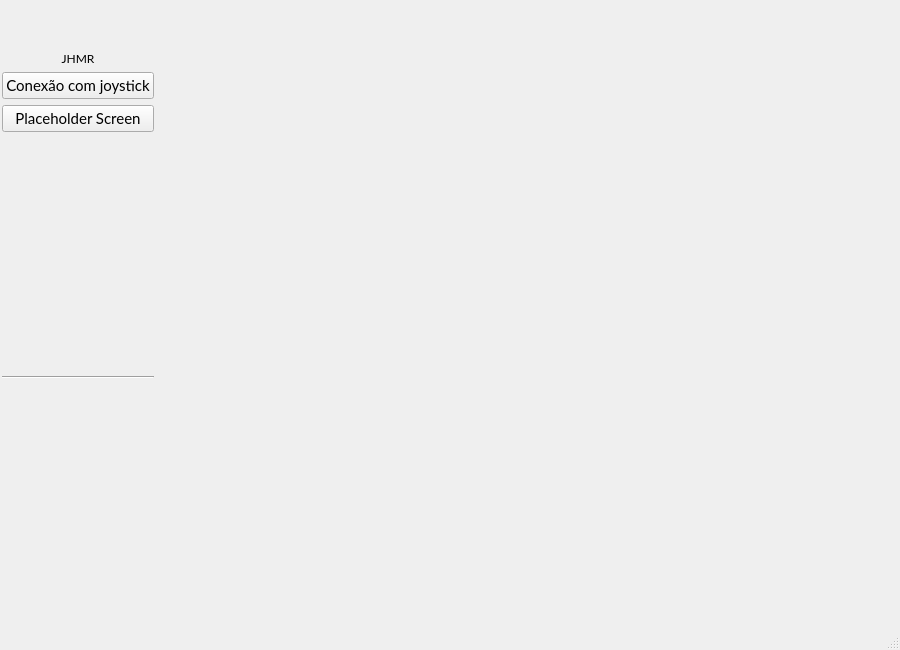
Before: the Qt Designer form ui/ui_files/main_window.ui in JPCassimiro/JHMR, drawn with Qt 5.
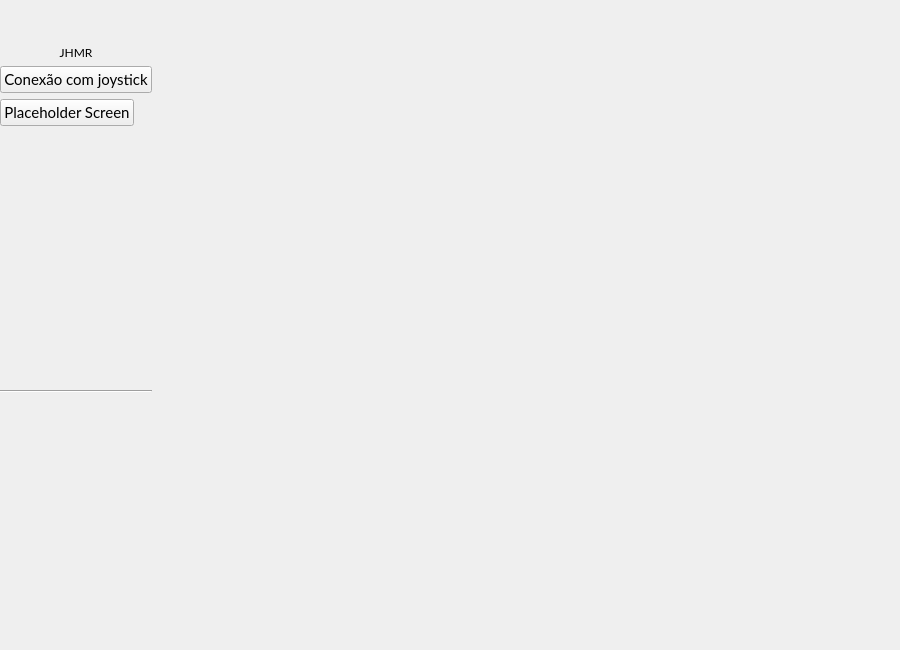
After: the same form once the commit is applied. Icons and pictures are not drawn.

Commit message: updated button with icons and readjusted layout

The edit to the form file:
```diff
--- a/ui/ui_files/main_window.ui
+++ b/ui/ui_files/main_window.ui
@@ -18,8 +18,8 @@
   </property>
   <property name="minimumSize">
    <size>
-    <width>900</width>
-    <height>650</height>
+    <width>800</width>
+    <height>600</height>
    </size>
   </property>
   <property name="font">
@@ -30,53 +30,35 @@
   <property name="windowTitle">
    <string>MainWindow</string>
   </property>
+  <property name="documentMode">
+   <bool>false</bool>
+  </property>
+  <property name="tabShape">
+   <enum>QTabWidget::TabShape::Rounded</enum>
+  </property>
+  <property name="dockNestingEnabled">
+   <bool>false</bool>
+  </property>
+  <property name="unifiedTitleAndToolBarOnMac">
+   <bool>false</bool>
+  </property>
   <widget class="QWidget" name="centralwidget">
-   <layout class="QGridLayout" name="gridLayout" rowstretch="0,1,0" columnstretch="0,1">
+   <layout class="QGridLayout" name="gridLayout" rowstretch="0,0,0" columnstretch="0,0">
     <property name="leftMargin">
-     <number>2</number>
+     <number>0</number>
     </property>
     <property name="topMargin">
-     <number>2</number>
+     <number>0</number>
     </property>
     <property name="rightMargin">
-     <number>2</number>
+     <number>0</number>
     </property>
     <property name="bottomMargin">
-     <number>2</number>
+     <number>0</number>
     </property>
     <property name="spacing">
      <number>2</number>
     </property>
-    <item row="0" column="1">
-     <widget class="QWidget" name="titleWidget" native="true">
-      <property name="sizePolicy">
-       <sizepolicy hsizetype="Minimum" vsizetype="Minimum">
-        <horstretch>0</horstretch>
-        <verstretch>0</verstretch>
-       </sizepolicy>
-      </property>
-      <layout class="QVBoxLayout" name="verticalLayout_2" stretch="">
-       <property name="spacing">
-        <number>6</number>
-       </property>
-       <property name="sizeConstraint">
-        <enum>QLayout::SizeConstraint::SetDefaultConstraint</enum>
-       </property>
-       <property name="leftMargin">
-        <number>0</number>
-       </property>
-       <property name="topMargin">
-        <number>3</number>
-       </property>
-       <property name="rightMargin">
-        <number>0</number>
-       </property>
-       <property name="bottomMargin">
-        <number>3</number>
-       </property>
-      </layout>
-     </widget>
-    </item>
     <item row="1" column="1">
      <widget class="QWidget" name="workplaceContainer" native="true">
       <layout class="QGridLayout" name="gridLayout_3" rowstretch="0,0" columnstretch="0,0">
@@ -109,6 +91,9 @@
           </property>
           <item row="0" column="0">
            <widget class="QStackedWidget" name="stackedWidget">
+            <property name="midLineWidth">
+             <number>5</number>
+            </property>
             <widget class="QWidget" name="widget_2"/>
             <widget class="QWidget" name="widget_3"/>
            </widget>
@@ -116,21 +101,52 @@
          </layout>
         </widget>
        </item>
-       <item row="1" column="1">
-        <widget class="QWidget" name="patientWidget" native="true">
-         <layout class="QHBoxLayout" name="horizontalLayout"/>
-        </widget>
-       </item>
+      </layout>
+     </widget>
+    </item>
+    <item row="0" column="1">
+     <widget class="QWidget" name="titleWidget" native="true">
+      <property name="sizePolicy">
+       <sizepolicy hsizetype="Minimum" vsizetype="Minimum">
+        <horstretch>0</horstretch>
+        <verstretch>0</verstretch>
+       </sizepolicy>
+      </property>
+      <layout class="QVBoxLayout" name="verticalLayout_2">
+       <property name="spacing">
+        <number>6</number>
+       </property>
+       <property name="sizeConstraint">
+        <enum>QLayout::SizeConstraint::SetDefaultConstraint</enum>
+       </property>
+       <property name="leftMargin">
+        <number>0</number>
+       </property>
+       <property name="topMargin">
+        <number>3</number>
+       </property>
+       <property name="rightMargin">
+        <number>0</number>
+       </property>
+       <property name="bottomMargin">
+        <number>3</number>
+       </property>
       </layout>
      </widget>
     </item>
     <item row="0" column="0" rowspan="3">
      <widget class="QWidget" name="sideMenu_2" native="true">
-      <layout class="QVBoxLayout" name="sideMenu" stretch="0,0,1,1,0,0,0">
+      <layout class="QVBoxLayout" name="sideMenu" stretch="0,0,1,0,0,0,0">
        <property name="leftMargin">
         <number>0</number>
        </property>
+       <property name="topMargin">
+        <number>5</number>
+       </property>
        <property name="rightMargin">
+        <number>5</number>
+       </property>
+       <property name="bottomMargin">
         <number>0</number>
        </property>
        <item>
@@ -159,7 +175,7 @@
          </property>
         </widget>
        </item>
-       <item>
+       <item alignment="Qt::AlignmentFlag::AlignLeft">
         <widget class="QPushButton" name="connectionMenuButton">
          <property name="font">
           <font>
@@ -176,9 +192,20 @@
          <property name="text">
           <string>Conexão com joystick</string>
          </property>
+         <property name="icon">
+          <iconset>
+           <normalon>../../resources/icons/knob_orange.png</normalon>
+          </iconset>
+         </property>
+         <property name="iconSize">
+          <size>
+           <width>32</width>
+           <height>32</height>
+          </size>
+         </property>
         </widget>
        </item>
-       <item>
+       <item alignment="Qt::AlignmentFlag::AlignLeft">
         <widget class="QPushButton" name="placeholderButton">
          <property name="enabled">
           <bool>true</bool>
@@ -198,6 +225,17 @@
          <property name="text">
           <string>Placeholder Screen</string>
          </property>
+         <property name="icon">
+          <iconset>
+           <normalon>../../resources/icons/resilience_orange.png</normalon>
+          </iconset>
+         </property>
+         <property name="iconSize">
+          <size>
+           <width>32</width>
+           <height>32</height>
+          </size>
+         </property>
          <property name="checkable">
           <bool>false</bool>
          </property>
@@ -224,9 +262,24 @@
        </item>
        <item>
         <widget class="Line" name="sideMenuLine">
+         <property name="sizePolicy">
+          <sizepolicy hsizetype="Minimum" vsizetype="Fixed">
+           <horstretch>0</horstretch>
+           <verstretch>0</verstretch>
+          </sizepolicy>
+         </property>
+         <property name="sizeIncrement">
+          <size>
+           <width>0</width>
+           <height>0</height>
+          </size>
+         </property>
          <property name="lineWidth">
           <number>1</number>
          </property>
+         <property name="midLineWidth">
+          <number>0</number>
+         </property>
          <property name="orientation">
           <enum>Qt::Orientation::Horizontal</enum>
          </property>
@@ -260,7 +313,6 @@
     </rect>
    </property>
   </widget>
-  <widget class="QStatusBar" name="statusbar"/>
  </widget>
  <resources/>
  <connections/>
```
Left out of the diff: 5 changed lines with no effect on the pictures. The commit also changes 12 other files.
